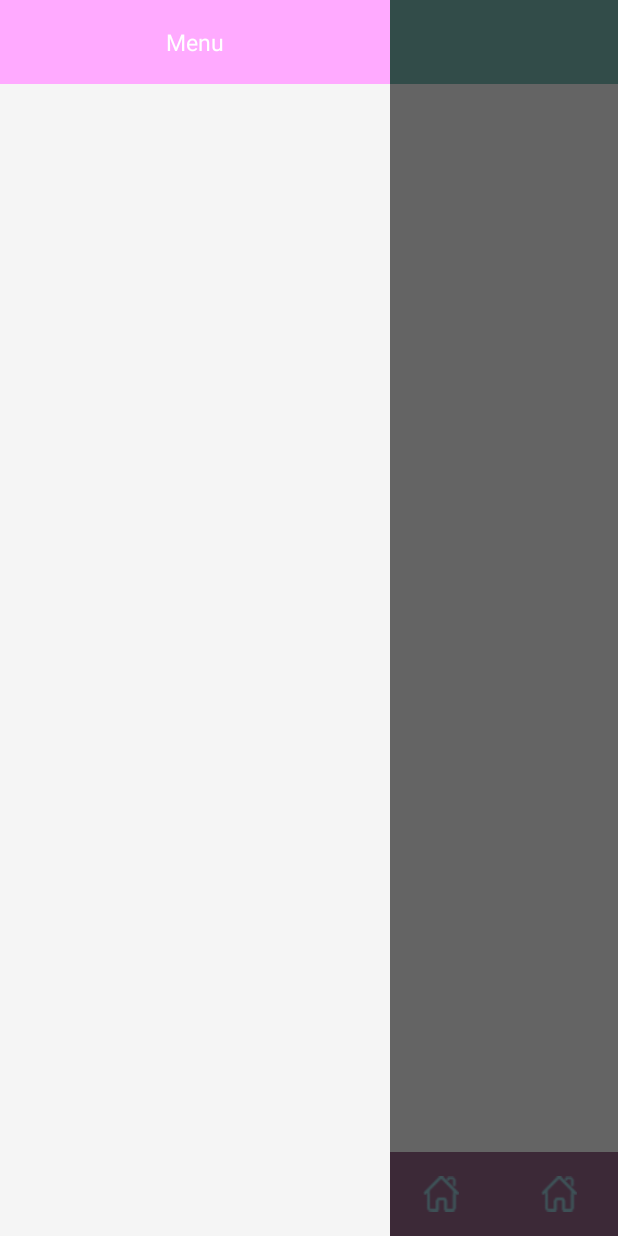
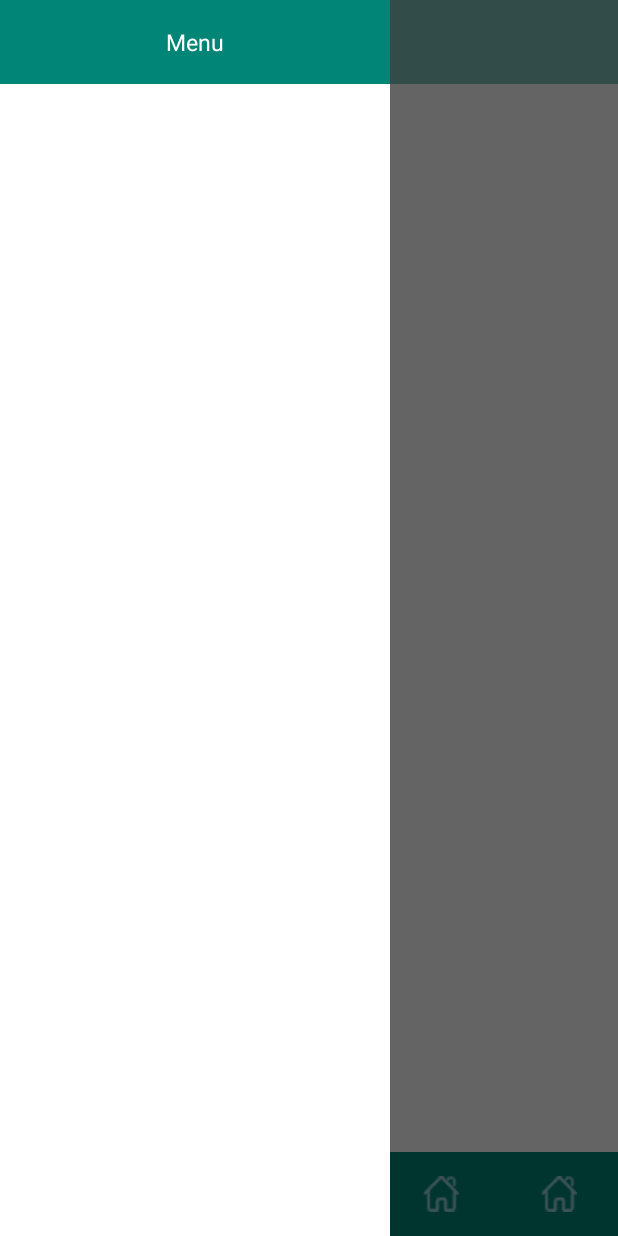
Before and after one commit to francislainy/MyGists, an Android app: the fragment FragmentCounterInner placed in its activity, with the side drawer open, on a phone screen of 412 x 824 dp. Run offline under Robolectric (Android 15) with nearby library versions, the phone set to English and light mode, and no system bars; libraries missing offline, so code that uses them is left out: com.github.lzyzsd.circleprogress; 3 statements that could not run were skipped.

Commit message:
Improvements on layout for counter view

```diff
--- a/app/build.gradle
+++ b/app/build.gradle
@@ -8,7 +8,7 @@ android {
     compileSdkVersion 28
     defaultConfig {
         applicationId "com.francislainy.gists"
-        minSdkVersion 19
+        minSdkVersion 21
         targetSdkVersion 28
         versionCode 1
         versionName "1.0"
@@ -38,5 +38,6 @@ dependencies {
     implementation 'com.google.code.gson:gson:2.8.5'
     implementation 'com.squareup.okhttp3:okhttp:3.12.0'
 
-
+    // Circle Progress
+    implementation 'com.github.lzyzsd:circleprogress:1.2.1'
 }
--- a/app/src/main/java/com/francislainy/gists/fragments/FragmentCounter.kt
+++ b/app/src/main/java/com/francislainy/gists/fragments/FragmentCounter.kt
@@ -1,5 +1,7 @@
 package com.francislainy.gists.fragments
 
+import android.animation.Animator
+import android.animation.ObjectAnimator
 import android.content.Context
 import android.os.Build.VERSION.SDK_INT
 import android.os.Build.VERSION_CODES.O
@@ -7,20 +9,28 @@ import android.os.Bundle
 import android.os.VibrationEffect.DEFAULT_AMPLITUDE
 import android.os.VibrationEffect.createOneShot
 import android.os.Vibrator
+import android.util.Log
 import android.view.LayoutInflater
 import android.view.View
 import android.view.ViewGroup
+import android.view.animation.DecelerateInterpolator
 import android.widget.Button
+import androidx.core.content.ContextCompat
 import androidx.fragment.app.Fragment
+import com.francislainy.gists.R
 import com.francislainy.gists.activities.MainActivity
 import com.francislainy.gists.util.FIRST
 import com.francislainy.gists.util.toast
+import com.github.lzyzsd.circleprogress.DonutProgress
 import kotlinx.android.synthetic.main.fragment_counter.*
 
+
+private val LOG_TAG: String? = "FragmentCounter"
 
 class FragmentCounter : Fragment() {
 
     private var v: Vibrator? = null
+    private val listObjectAnimator = java.util.ArrayList<ObjectAnimator>()
 
     private lateinit var questionsList: ArrayList<Int>
     private var question: Int? = null
@@ -43,6 +53,8 @@ class FragmentCounter : Fragment() {
     override fun onViewCreated(view: View, savedInstanceState: Bundle?) {
         super.onViewCreated(view, savedInstanceState)
 
+        questionsList = arrayListOf(5, 1, 15, 2) // List with questions that will appear for the user to guess
+
         v = activity!!.getSystemService(Context.VIBRATOR_SERVICE) as Vibrator?
 
         btnList = listOf<Button>(btn1, btn2, btn3, btn4)
@@ -50,10 +62,9 @@ class FragmentCounter : Fragment() {
             b.setOnClickListener(onClickButton)
         }
 
-        questionsList = arrayListOf(5, 1, 15, 2) // List with questions that will appear for the user to guess
 
         question = questionsList[indexQuestion]
-        tvCounter.text = question.toString()
+        tvQuestion.text = question.toString()
         indexQuestion++
 
         loadAllPossibleAnswers()
@@ -62,7 +73,62 @@ class FragmentCounter : Fragment() {
 
             btnList[index].text = answer
         }
+
+        updateDonutProgress(50f) //todo
     }
+
+    private fun updateDonutProgress(progressParam: Float) {
+
+        val progress: Float = if (progressParam >= 100) {
+            100f // this is just in case if the user is over the target so the Donut doenst go over 100%
+        } else {
+            progressParam
+        }
+
+        // Donut Progress Animation :)
+        activity!!.runOnUiThread {
+            val anim = ObjectAnimator.ofFloat(donutTimer, "progress", 0f, progress)
+            anim.interpolator = DecelerateInterpolator()
+            anim.duration = 1000
+            anim.start()
+
+            listObjectAnimator.add(anim)
+
+            val donutTimer = activity!!.findViewById(com.francislainy.gists.R.id.donutTimer) as DonutProgress
+
+            anim.addListener(object : Animator.AnimatorListener {
+                override fun onAnimationStart(animation: Animator) {
+                    Log.d(LOG_TAG, "onAnimationStart")
+                }
+
+                override fun onAnimationCancel(animation: Animator) {
+                    Log.d(LOG_TAG, "onAnimationCancel")
+                }
+
+                override fun onAnimationRepeat(animation: Animator) {
+                    Log.d(LOG_TAG, "onAnimationRepeat")
+                }
+
+                override fun onAnimationEnd(animation: Animator) {
+
+                    Log.d(LOG_TAG, "onAnimationEnd")
+
+                    if (progress >= 100) {
+
+                        donutTimer.innerBackgroundColor = ContextCompat.getColor(activity as MainActivity, R.color.colorPrimary)
+
+                    } else {
+
+                        donutTimer.innerBackgroundColor = ContextCompat.getColor(activity as MainActivity, android.R.color.transparent)
+                    }
+
+                }
+
+            })
+        }
+
+    }
+
 
     private fun loadAllPossibleAnswers() {
         populatePossibleAnswers(0, arrayListOf("1+4", "9+1", "13+2", "10+10"))
@@ -91,13 +157,13 @@ class FragmentCounter : Fragment() {
         val numA = num[0].toInt()
         val numB = num[1].toInt()
 
-        if ((numA + numB).toString() == tvCounter.text) {
+        if ((numA + numB).toString() == tvQuestion.text) {
 
             activity?.toast("Right")
             vibrateDevice()
 
             question = questionsList[indexQuestion]
-            tvCounter.text = question.toString()
+            tvQuestion.text = question.toString()
             indexQuestion++
 
 
--- a/app/src/main/java/com/francislainy/gists/fragments/FragmentCounterInner.kt
+++ b/app/src/main/java/com/francislainy/gists/fragments/FragmentCounterInner.kt
@@ -42,6 +42,6 @@ class FragmentCounterInner : Fragment() {
 
     override fun onViewCreated(view: View, savedInstanceState: Bundle?) {
         super.onViewCreated(view, savedInstanceState)
-        tvCounter.text = "second"
+        tvQuestion.text = "second"
     }
 }
--- a/app/src/main/res/layout/bottom_bar_navigation.xml
+++ b/app/src/main/res/layout/bottom_bar_navigation.xml
@@ -11,7 +11,7 @@
             android:layout_height="match_parent"
             android:layout_gravity="bottom"
             android:background="?android:attr/windowBackground"
-            app:itemBackground="@color/purple_light"
+            app:itemBackground="@color/colorPrimary"
             android:foreground="?attr/selectableItemBackground"
             app:itemIconTint="@color/blue_clear_ocean"
             app:itemTextColor="@color/blue_clear_ocean"
--- a/app/src/main/res/layout/fragment_counter_inner.xml
+++ b/app/src/main/res/layout/fragment_counter_inner.xml
@@ -7,7 +7,7 @@
               tools:context=".fragments.FragmentCounter">
 
     <TextView
-            android:id="@+id/tvCounter"
+            android:id="@+id/tvQuestion"
             android:layout_width="wrap_content"
             android:layout_gravity="center"
             android:layout_height="wrap_content"
--- a/app/src/main/res/layout/fragment_navigation_drawer.xml
+++ b/app/src/main/res/layout/fragment_navigation_drawer.xml
@@ -10,14 +10,14 @@
     <LinearLayout
             android:layout_width="match_parent"
             android:layout_height="wrap_content"
-            android:background="#f5f5f5"
+            android:background="@color/white"
             android:orientation="vertical">
 
 
         <LinearLayout
                 android:layout_width="match_parent"
                 android:layout_height="56dp"
-                android:background="#FFaaFF"
+                android:background="@color/colorPrimary"
                 android:gravity="center"
                 android:orientation="vertical">
 
--- a/app/src/main/res/values/colors.xml
+++ b/app/src/main/res/values/colors.xml
@@ -5,10 +5,12 @@
     <color name="colorAccent">#D81B60</color>
 
     <color name="white">#FFFFFF</color>
+    <color name="transparent">#00000000</color>
 
     <color name="purple_dark">#351d50</color>
     <color name="purple_light">#97668b</color>
 
     <color name="blue_clear_ocean">#9BD1DD</color>
+    <color name="orange">#FF9800</color>
 
 </resources>
--- a/build.gradle
+++ b/build.gradle
@@ -19,7 +19,7 @@ allprojects {
     repositories {
         google()
         jcenter()
-
+        maven { url "https://jitpack.io" }
     }
 }
 
```
Also changed, not shown: app/src/main/res/layout/fragment_counter.xml (+60 -21 lines).
